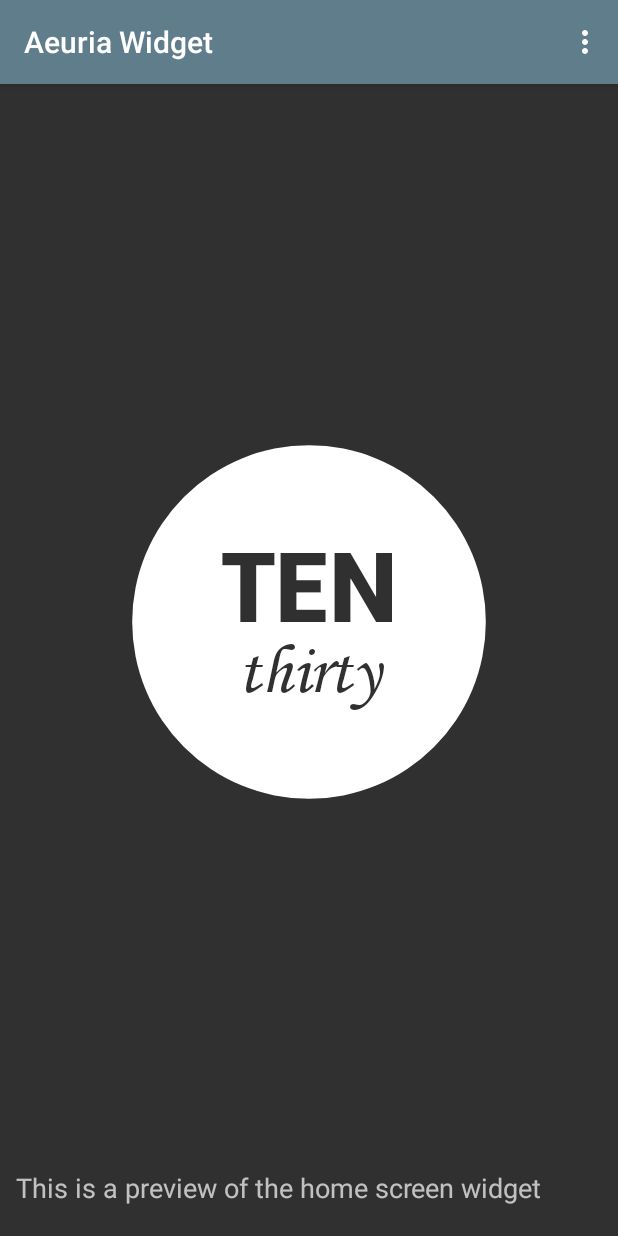
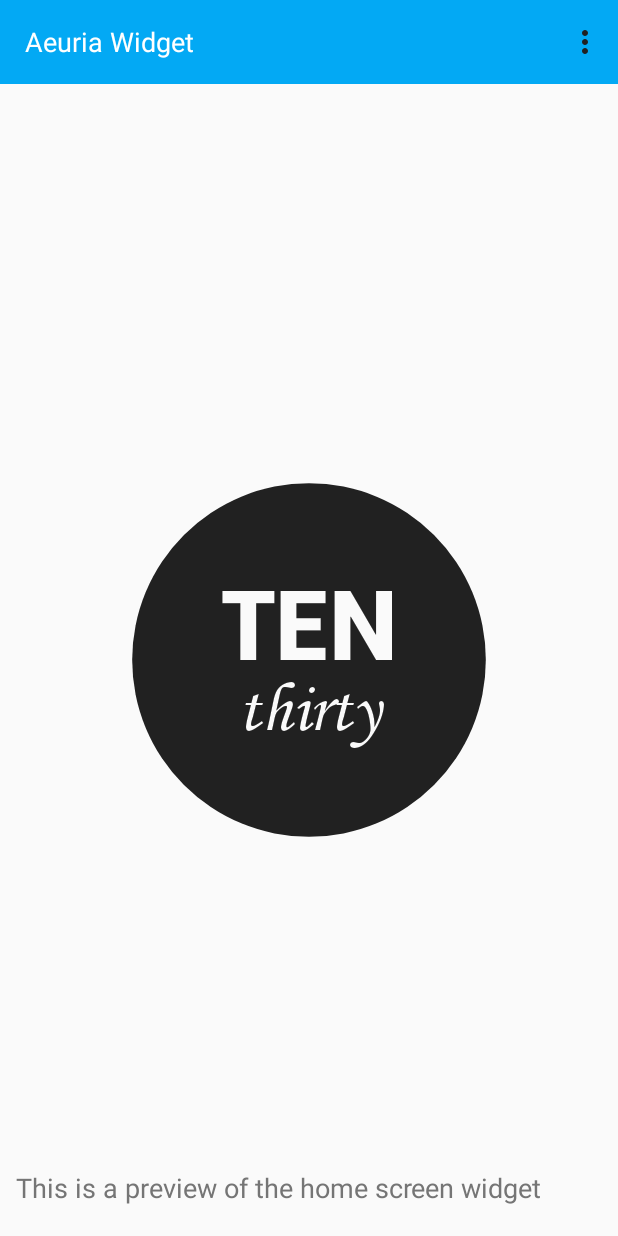
Before and after one commit to GOGO98901/Aeuria-Widget, an Android app: the screen it shows after launch (StartActivity), on a phone screen of 412 x 824 dp. Run offline under Robolectric (Android 15) with nearby library versions, the phone set to English and light mode, and no system bars.

Commit message:
working on an option to have a light and a dark version

```diff
--- a/app/build.gradle
+++ b/app/build.gradle
@@ -17,3 +17,7 @@ android {
         }
     }
 }
+
+dependencies {
+    compile 'com.android.support:support-v4:23.0.0'
+}
--- a/app/src/main/java/me/roryclaasen/widget/aeuria/render/FancyClockFace.java
+++ b/app/src/main/java/me/roryclaasen/widget/aeuria/render/FancyClockFace.java
@@ -13,9 +13,12 @@ import android.graphics.PorterDuffXfermode;
 import android.graphics.Rect;
 import android.graphics.RectF;
 import android.graphics.Typeface;
+import android.support.v4.content.ContextCompat;
 import android.util.AttributeSet;
 import android.util.Log;
 import android.view.View;
+
+import me.roryclaasen.widget.aeuria.R;
 import me.roryclaasen.widget.aeuria.util.AppUtil;
 import me.roryclaasen.widget.aeuria.util.FancyTime;
 
@@ -64,7 +67,7 @@ public class FancyClockFace extends View {
 		fancyTime = new FancyTime(context, calendar.getTime());
 
 		mPaint = new Paint(Paint.ANTI_ALIAS_FLAG);
-		mPaint.setColor(Color.WHITE);
+		mPaint.setColor(ContextCompat.getColor(context, R.color.widget_background_dark));
 		mPaint.setStyle(Paint.Style.FILL);
 
 		createFonts();
--- a/app/src/main/res/layout/activity_start.xml
+++ b/app/src/main/res/layout/activity_start.xml
@@ -9,13 +9,12 @@
 
     <me.roryclaasen.widget.aeuria.render.FancyClockFace
         android:id="@+id/clock"
-        android:layout_width="match_parent"
-        android:layout_height="match_parent"
-        android:layout_above="@+id/intro_text"
+        android:layout_width="wrap_content"
+        android:layout_height="wrap_content"
         android:layout_alignParentTop="true"
         android:layout_centerHorizontal="true"
         android:gravity="center"
-        android:paddingTop="@dimen/activity_vertical_margin"
+        android:paddingBottom="@dimen/activity_vertical_margin"
         android:paddingLeft="@dimen/activity_horizontal_margin"
         android:paddingRight="@dimen/activity_horizontal_margin" />
 
--- a/app/src/main/res/values/colors.xml
+++ b/app/src/main/res/values/colors.xml
@@ -1,8 +1,14 @@
 <?xml version="1.0" encoding="utf-8"?>
 <resources>
-    <color name="primary">#607D8B</color>
-    <color name="primary_dark">#455A64</color>
-    <color name="accent">#607D8B</color>
+    <color name="primary">#03A9F4</color>
+    <color name="primary_dark">#0288D1</color>
+    <color name="primary_light">#B3E5FC</color>
+    <color name="accent">#536DFE</color>
+    <color name="primary_text">#212121</color>
+    <color name="secondary_text">#757575</color>
+    <color name="icons">#FFFFFF</color>
+    <color name="divider">#BDBDBD</color>
 
-    <color name="widget_background">#ffffff</color>
+    <color name="widget_background_light">#ffffff</color>
+    <color name="widget_background_dark">@color/primary_text</color>
 </resources>
--- a/app/src/main/res/values/styles.xml
+++ b/app/src/main/res/values/styles.xml
@@ -1,7 +1,20 @@
 <resources>
-    <style name="AppTheme" parent="android:Theme.Material">
+    <style name="AppTheme" parent="android:Theme.Material.Light">
         <item name="android:colorPrimary">@color/primary</item>
         <item name="android:colorPrimaryDark">@color/primary_dark</item>
         <item name="android:colorAccent">@color/accent</item>
+        <item name="android:textColorPrimary">@color/primary_text</item>
+        <item name="android:textColorSecondary">@color/secondary_text</item>
+        <item name="android:actionBarStyle">@style/AppTheme.ActionBar</item>
+    </style>
+
+    <style name="AppTheme.ActionBar" parent="android:style/Widget.Holo.Light.ActionBar">
+        <item name="android:background">@color/primary</item>
+        <item name="android:logo">@android:color/transparent</item>
+        <item name="android:titleTextStyle">@style/AppTheme.ActionBar.Text</item>
+    </style>
+
+    <style name="AppTheme.ActionBar.Text" parent="@android:style/TextAppearance.Holo.Widget.ActionBar.Title">
+        <item name="android:textColor">@color/icons</item>
     </style>
 </resources>
```
Also changed, not shown: app/src/main/res/values-v11/styles.xml (deleted, +0 -11 lines), app/src/main/res/values-v14/styles.xml (deleted, +0 -12 lines), app/src/main/res/values/strings.xml (line endings or trailing spaces).
